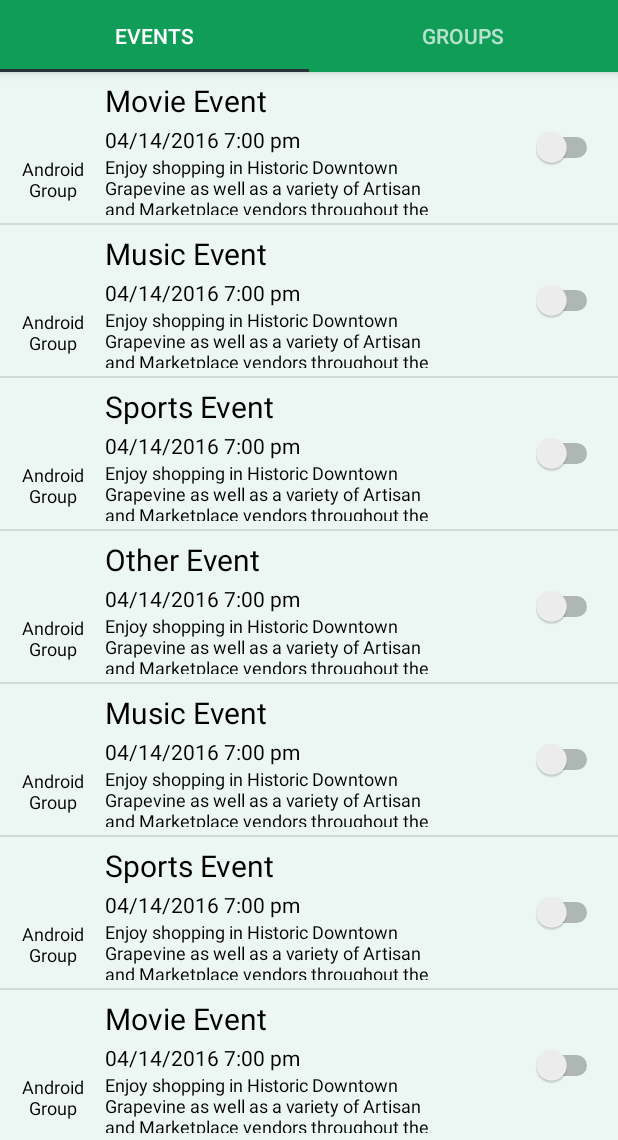
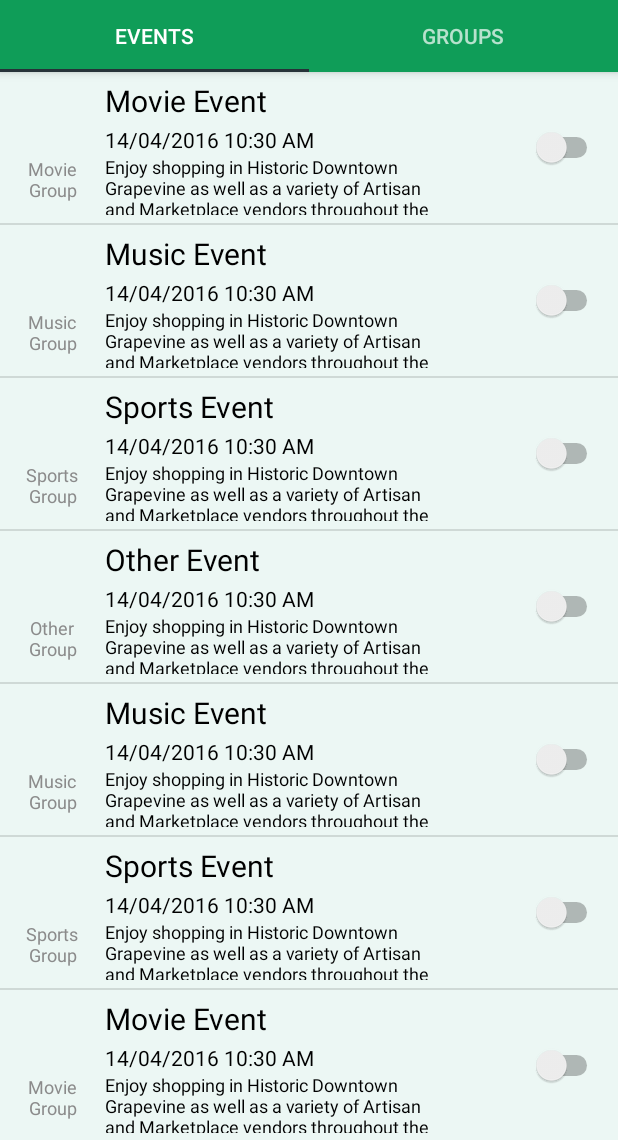
Before and after one commit to AbdullahMoyeen/FlockAndroidApp, an Android app: the screen it shows after launch (HomeActivity), on a phone screen of 412 x 824 dp, the part 96-1236 px from its top. Run offline under Robolectric (Android 15) with nearby library versions, the phone set to English and light mode, and no system bars; libraries missing offline, so code that uses them is left out: com.joanzapata.iconify; 2 statements that could not run were skipped.

Commit message:
populated groupName and eventStartDatetime

```diff
--- a/app/src/main/java/com/viiup/android/flock/application/HomeEventsCellAdapter.java
+++ b/app/src/main/java/com/viiup/android/flock/application/HomeEventsCellAdapter.java
@@ -11,8 +11,11 @@ import android.widget.TextView;
 
 import com.joanzapata.iconify.IconDrawable;
 import com.joanzapata.iconify.fonts.FontAwesomeIcons;
+import com.viiup.android.flock.helpers.CommonHelper;
 import com.viiup.android.flock.models.UserEventModel;
 
+import java.text.DateFormat;
+import java.text.SimpleDateFormat;
 import java.util.List;
 
 /**
@@ -52,19 +55,19 @@ public class HomeEventsCellAdapter extends BaseAdapter {
         }
 
         ImageView imageViewEvent = (ImageView) convertView.findViewById(R.id.imageViewEvent);
+        TextView textViewGroupName = (TextView) convertView.findViewById(R.id.textViewGroupName);
         TextView textViewEventName = (TextView) convertView.findViewById(R.id.textViewEventName);
+        TextView textViewEventStartDateTime = (TextView) convertView.findViewById(R.id.textViewEventStartDateTime);
         TextView textViewEventDesc = (TextView) convertView.findViewById(R.id.textViewEventDesc);
 
         UserEventModel userEvent = userEvents.get(position);
-        if (userEvent.event.getEventCategory().equals("Sports"))
-            imageViewEvent.setImageDrawable(new IconDrawable(this.context, FontAwesomeIcons.fa_soccer_ball_o).colorRes(R.color.colorListCellIcon));
-        else if (userEvent.event.getEventCategory().equals("Music"))
-            imageViewEvent.setImageDrawable(new IconDrawable(this.context, FontAwesomeIcons.fa_music).colorRes(R.color.colorListCellIcon));
-        else if (userEvent.event.getEventCategory().equals("Movie"))
-            imageViewEvent.setImageDrawable(new IconDrawable(this.context, FontAwesomeIcons.fa_film).colorRes(R.color.colorListCellIcon));
-        else if (userEvent.event.getEventCategory().equals("Other"))
-            imageViewEvent.setImageDrawable(new IconDrawable(this.context, FontAwesomeIcons.fa_calendar).colorRes(R.color.colorListCellIcon));
+
+        DateFormat dateFormat = new SimpleDateFormat("dd/MM/yyyy hh:mm a");
+
+        imageViewEvent.setImageDrawable(CommonHelper.getIconDrawableByEventCategory(this.context, userEvent.event.getEventCategory()));
+        textViewGroupName.setText(userEvent.event.getGroupName());
         textViewEventName.setText(userEvent.event.getEventName());
+        textViewEventStartDateTime.setText(dateFormat.format(userEvent.event.getEventStartDatetime()));
         textViewEventDesc.setText(userEvent.event.getEventDescription());
 
         return convertView;
--- a/app/src/main/java/com/viiup/android/flock/models/EventModel.java
+++ b/app/src/main/java/com/viiup/android/flock/models/EventModel.java
@@ -6,14 +6,17 @@ import java.util.Date;
  * Created by AbdullahMoyeen on 4/13/16.
  */
 public class EventModel {
+
     private int eventId;
     private String createUser;
     private Date createDate;
     private String updateUser;
     private Date updateDate;
     private int groupId;
+    private String groupName;
     private String eventName;
     private String eventDescription;
+    private String eventCategory;
     private Date eventStartDatetime;
     private Date eventEndDatetime;
     private String eventAddressLine1;
@@ -25,7 +28,6 @@ public class EventModel {
     private float eventLatitude;
     private float eventLongitude;
     private boolean privateEvent;
-    private String eventCategory;
 
     public int getEventId() {
         return eventId;
@@ -75,6 +77,14 @@ public class EventModel {
         this.groupId = groupId;
     }
 
+    public String getGroupName() {
+        return groupName;
+    }
+
+    public void setGroupName(String groupName) {
+        this.groupName = groupName;
+    }
+
     public String getEventName() {
         return eventName;
     }
@@ -89,6 +99,14 @@ public class EventModel {
 
     public void setEventDescription(String eventDescription) {
         this.eventDescription = eventDescription;
+    }
+
+    public String getEventCategory() {
+        return eventCategory;
+    }
+
+    public void setEventCategory(String eventCategory) {
+        this.eventCategory = eventCategory;
     }
 
     public Date getEventStartDatetime() {
@@ -178,12 +196,4 @@ public class EventModel {
     public void setPrivateEvent(boolean privateEvent) {
         this.privateEvent = privateEvent;
     }
-
-    public String getEventCategory() {
-        return eventCategory;
-    }
-
-    public void setEventCategory(String eventCategory) {
-        this.eventCategory = eventCategory;
-    }
 }
--- a/app/src/main/java/com/viiup/android/flock/services/UserService.java
+++ b/app/src/main/java/com/viiup/android/flock/services/UserService.java
@@ -7,6 +7,7 @@ import com.viiup.android.flock.models.UserEventModel;
 
 import java.util.ArrayList;
 import java.util.List;
+import java.util.Date;
 
 /**
  * Created by AbdullahMoyeen on 4/13/16.
@@ -31,7 +32,7 @@ public class UserService {
         for (int i = 0; i < 10; i++) {
             UserEventModel userEvent = new UserEventModel();
             userEvent.event = new EventModel();
-            userEvent.event.setEventDescription("Enjoy shopping in Historic Downtown Grapevine as well as a variety of Artisan and Marketplace vendors throughout the festival. Take your kids to the museum exhibits, or to KidCave for exciting activities and shows, and don't forget about the Carnival & Midway! Enjoy non-stop live entertainment on multiple stages throughout the festival, as well as a variety of craft brew experiences and wine pavilions.");
+
             if (i == 2 || i == 5 || i == 7)
                 userEvent.event.setEventCategory("Sports");
             else if (i == 1 || i == 4 || i == 8)
@@ -41,12 +42,15 @@ public class UserService {
             else if (i == 3 || i == 9)
                 userEvent.event.setEventCategory("Other");
             userEvent.event.setEventName(userEvent.event.getEventCategory() + " Event");
+            userEvent.event.setGroupName(userEvent.event.getEventCategory() + " Group");
+            userEvent.event.setEventStartDatetime(new Date());
+            userEvent.event.setEventDescription("Enjoy shopping in Historic Downtown Grapevine as well as a variety of Artisan and Marketplace vendors throughout the festival. Take your kids to the museum exhibits, or to KidCave for exciting activities and shows, and don't forget about the Carnival & Midway! Enjoy non-stop live entertainment on multiple stages throughout the festival, as well as a variety of craft brew experiences and wine pavilions.");
+
             userEvents.add(userEvent);
         }
 
         Gson gson = new Gson();
-        String userEventsJson = gson.toJson(userEvents);
 
-        return userEventsJson;
+        return gson.toJson(userEvents);
     }
 }
--- a/app/src/main/res/layout/home_events_cell.xml
+++ b/app/src/main/res/layout/home_events_cell.xml
@@ -20,17 +20,16 @@
             android:layout_marginTop="15dp"
             android:layout_marginBottom="5dp"
             android:layout_gravity="center_horizontal"
-            android:contentDescription="blah" />
+            android:contentDescription="@string/image_description" />
 
         <TextView
             android:id="@+id/textViewGroupName"
-            android:layout_width="70dp"
+            android:layout_width="60dp"
             android:layout_height="wrap_content"
             android:layout_gravity="center_horizontal"
-            android:textColor="@color/colorListCellText"
+            android:textColor="@color/colorListCellIcon"
             android:textSize="12sp"
-            android:textAlignment="center"
-            android:text="Android Group"/>
+            android:textAlignment="center"/>
 
     </LinearLayout>
 
@@ -48,12 +47,11 @@
             android:textSize="20sp" />
 
         <TextView
-            android:id="@+id/textViewEventDateTime"
+            android:id="@+id/textViewEventStartDateTime"
             android:layout_width="wrap_content"
             android:layout_height="wrap_content"
             android:textColor="@color/colorListCellText"
-            android:textSize="14sp"
-            android:text="04/14/2016 7:00 pm"/>
+            android:textSize="14sp"/>
 
         <TextView
             android:id="@+id/textViewEventDesc"
--- a/app/src/main/res/values/strings.xml
+++ b/app/src/main/res/values/strings.xml
@@ -1,5 +1,5 @@
 <resources>
     <string name="app_name">Flock</string>
     <string name="action_settings">Settings</string>
-    <string name="section_format">Hello World from section: %1$d</string>
+    <string name="image_description">Image</string>
 </resources>
```
Also changed, not shown: app/src/main/java/com/viiup/android/flock/helpers/CommonHelper.java (added, +29 -0 lines).
